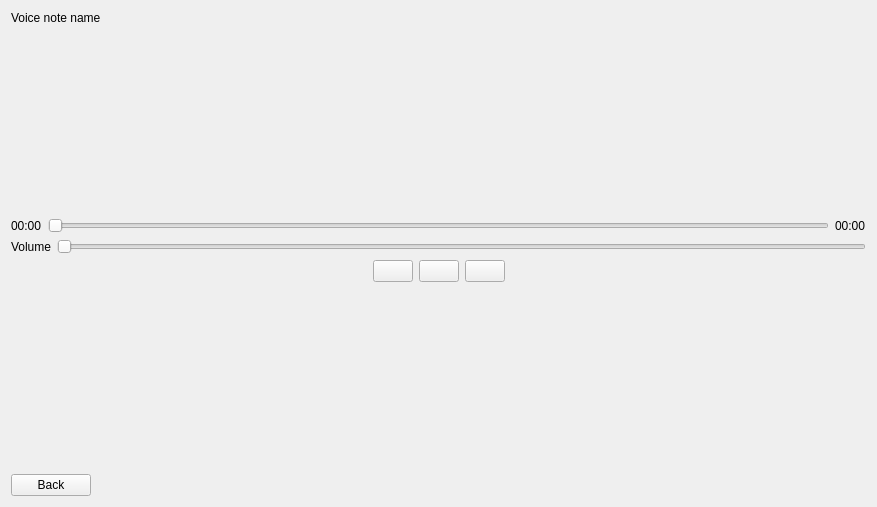
Old version of the form Notessa/voice_note/ui/show_voicenote_widget.ui in the repository Eixini/Notessa.
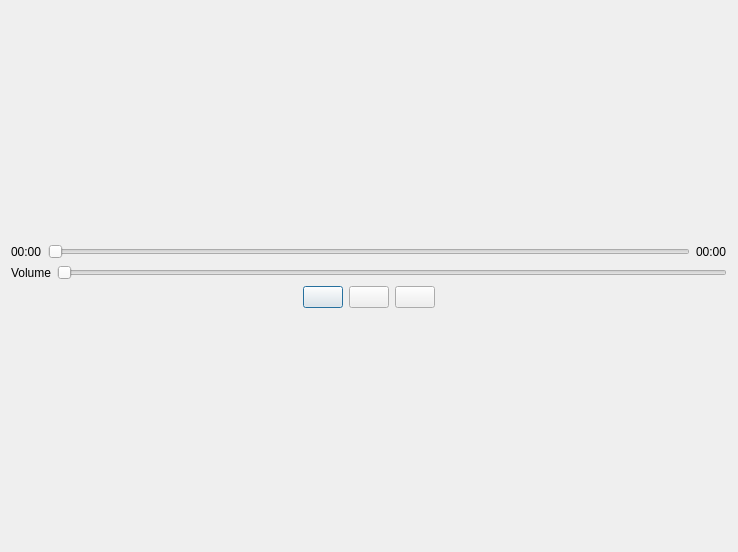
New version of the form. Icons and pictures are not drawn.

The edit to the form file:
```diff
--- a/Notessa/voice_note/ui/show_voicenote_widget.ui
+++ b/Notessa/voice_note/ui/show_voicenote_widget.ui
@@ -1,32 +1,19 @@
 <?xml version="1.0" encoding="UTF-8"?>
 <ui version="4.0">
  <class>ShowVoiceNoteWidget</class>
- <widget class="QWidget" name="ShowVoiceNoteWidget">
+ <widget class="QDialog" name="ShowVoiceNoteWidget">
   <property name="geometry">
    <rect>
     <x>0</x>
     <y>0</y>
-    <width>877</width>
-    <height>507</height>
+    <width>738</width>
+    <height>552</height>
    </rect>
   </property>
   <property name="windowTitle">
    <string>Form</string>
   </property>
   <layout class="QVBoxLayout" name="verticalLayout">
-   <item>
-    <widget class="QLabel" name="voicenote_name_label">
-     <property name="sizePolicy">
-      <sizepolicy hsizetype="Preferred" vsizetype="Fixed">
-       <horstretch>0</horstretch>
-       <verstretch>0</verstretch>
-      </sizepolicy>
-     </property>
-     <property name="text">
-      <string>Voice note name</string>
-     </property>
-    </widget>
-   </item>
    <item>
     <spacer name="verticalSpacer_2">
      <property name="orientation">
@@ -35,13 +22,13 @@
      <property name="sizeHint" stdset="0">
       <size>
        <width>20</width>
-       <height>40</height>
+       <height>213</height>
       </size>
      </property>
     </spacer>
    </item>
    <item>
-    <layout class="QHBoxLayout" name="horizontalLayout">
+    <layout class="QHBoxLayout" name="horizontalLayout_3">
      <item>
       <widget class="QLabel" name="current_position_label">
        <property name="text">
@@ -66,7 +53,7 @@
     </layout>
    </item>
    <item>
-    <layout class="QHBoxLayout" name="horizontalLayout_3">
+    <layout class="QHBoxLayout" name="horizontalLayout_2">
      <item>
       <widget class="QLabel" name="volume_label">
        <property name="text">
@@ -87,7 +74,7 @@
     </layout>
    </item>
    <item>
-    <layout class="QHBoxLayout" name="horizontalLayout_2">
+    <layout class="QHBoxLayout" name="horizontalLayout">
      <item>
       <spacer name="horizontalSpacer_2">
        <property name="orientation">
@@ -193,45 +180,11 @@
      <property name="sizeHint" stdset="0">
       <size>
        <width>20</width>
-       <height>40</height>
+       <height>213</height>
       </size>
      </property>
     </spacer>
    </item>
-   <item>
-    <layout class="QHBoxLayout" name="horizontalLayout_4">
-     <item>
-      <widget class="QPushButton" name="close_button">
-       <property name="text">
-        <string>Back</string>
-       </property>
-       <property name="icon">
-        <iconset resource="../../resource/icons.qrc">
-         <normaloff>:/icons/back.png</normaloff>:/icons/back.png</iconset>
-       </property>
-       <property name="iconSize">
-        <size>
-         <width>32</width>
-         <height>32</height>
-        </size>
-       </property>
-      </widget>
-     </item>
-     <item>
-      <spacer name="horizontalSpacer">
-       <property name="orientation">
-        <enum>Qt::Horizontal</enum>
-       </property>
-       <property name="sizeHint" stdset="0">
-        <size>
-         <width>40</width>
-         <height>20</height>
-        </size>
-       </property>
-      </spacer>
-     </item>
-    </layout>
-   </item>
   </layout>
  </widget>
  <resources>
```
Left out of the diff: 12 changed lines with no effect on the pictures.
